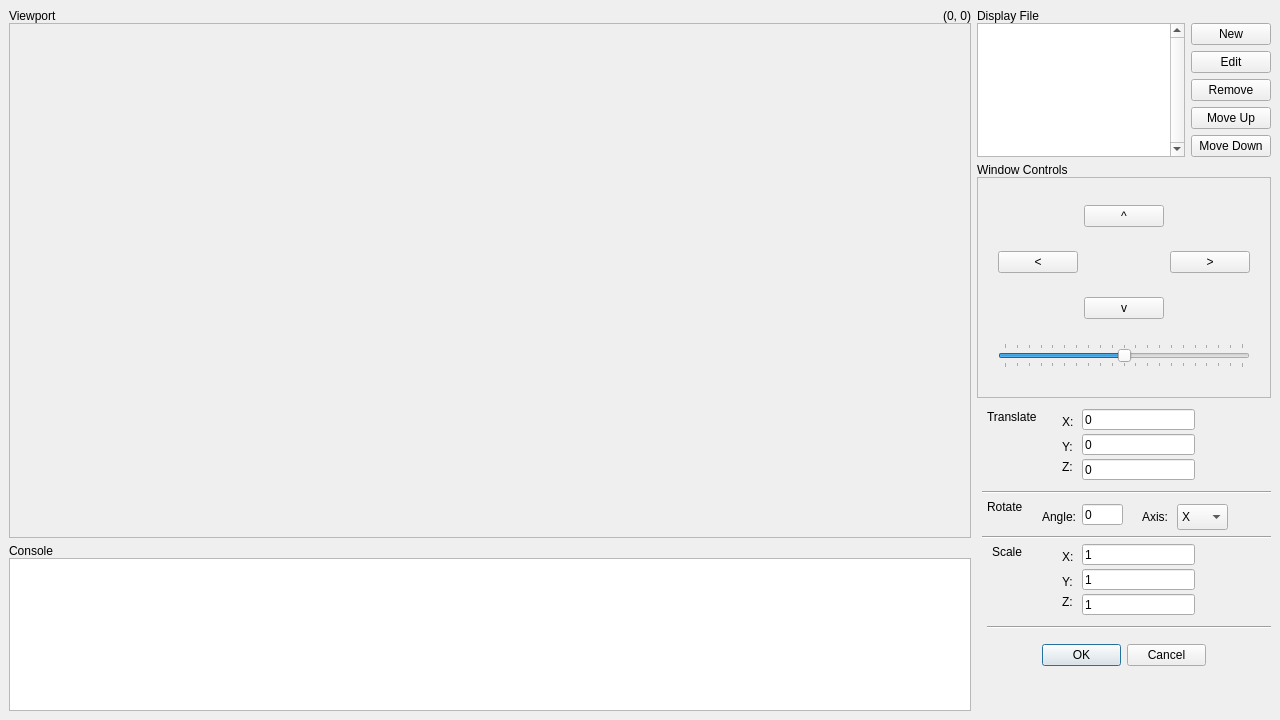
The window that data/main.ui (RamAddict/Interactive-Graphical-System) describes before a commit, drawn with Qt 5.
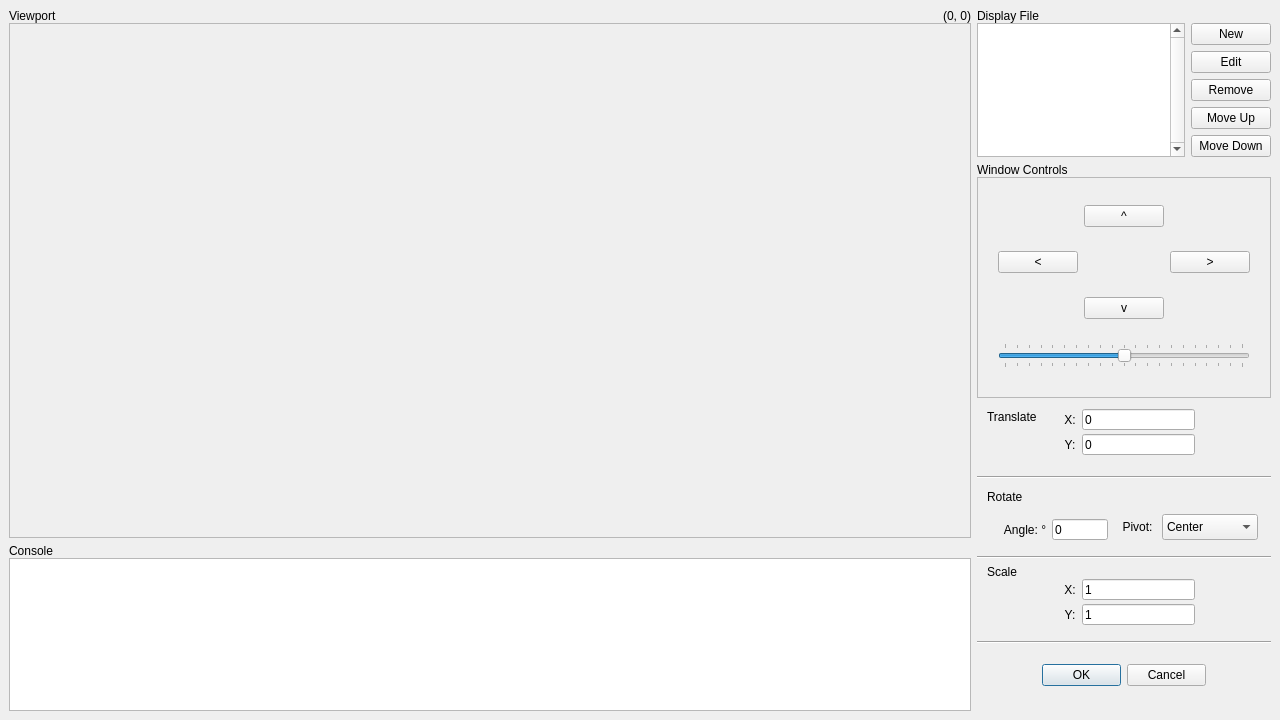
The same window after the commit. The open tabs and pages were chosen to show the change.

Diff of the .ui file:
```diff
--- a/data/main.ui
+++ b/data/main.ui
@@ -254,7 +254,7 @@
     <item row="2" column="1" rowspan="2">
      <widget class="QStackedWidget" name="componentWidget">
       <property name="currentIndex">
-       <number>0</number>
+       <number>2</number>
       </property>
       <widget class="QWidget" name="emptyPage">
        <widget class="QLabel" name="instructionsLabel">
@@ -274,7 +274,7 @@
          </font>
         </property>
         <property name="text">
-         <string>&lt;html&gt;&lt;head/&gt;&lt;body&gt;&lt;p&gt;Use the scene buttons to manipulate the Display File.&lt;/p&gt;&lt;p&gt;The Window may be controlled using either the provided buttons, or mouse and keyboard bindings.&lt;/p&gt;&lt;p&gt;Select an object in the Display File to apply transformations to it.&lt;/p&gt;&lt;/body&gt;&lt;/html&gt;</string>
+         <string>&lt;html&gt;&lt;head/&gt;&lt;body&gt;&lt;p&gt;&lt;span style=&quot; font-style:normal;&quot;&gt;Use the scene buttons to manipulate the Display File and its drawable objects.&lt;/span&gt;&lt;/p&gt;&lt;p&gt;&lt;span style=&quot; font-style:normal;&quot;&gt;The Window may be controlled using either the provided buttons, or mouse and keyboard bindings (WASD, Ctrl + -/=/Wheel, Middle Click &amp;amp; Drag).&lt;/span&gt;&lt;/p&gt;&lt;/body&gt;&lt;/html&gt;</string>
         </property>
         <property name="alignment">
          <set>Qt::AlignCenter</set>
@@ -324,8 +324,8 @@
             <rect>
              <x>0</x>
              <y>0</y>
-             <width>186</width>
-             <height>123</height>
+             <width>294</width>
+             <height>271</height>
             </rect>
            </property>
            <layout class="QVBoxLayout" name="verticalLayout" stretch="1,0">
@@ -407,83 +407,45 @@
         </item>
        </layout>
       </widget>
-      <widget class="QWidget" name="tabbedPage">
-       <layout class="QVBoxLayout" name="verticalLayout_3">
-        <property name="leftMargin">
-         <number>0</number>
-        </property>
-        <property name="topMargin">
-         <number>0</number>
-        </property>
-        <property name="rightMargin">
-         <number>0</number>
-        </property>
-        <property name="bottomMargin">
-         <number>0</number>
-        </property>
-        <item>
-         <widget class="QTabWidget" name="tabWidget">
-          <property name="tabPosition">
-           <enum>QTabWidget::North</enum>
-          </property>
-          <property name="currentIndex">
-           <number>0</number>
-          </property>
-          <property name="usesScrollButtons">
-           <bool>false</bool>
-          </property>
-          <widget class="QWidget" name="translateTab">
-           <attribute name="title">
-            <string>Translate</string>
-           </attribute>
-          </widget>
-          <widget class="QWidget" name="rotateTab">
-           <attribute name="title">
-            <string>Rotate</string>
-           </attribute>
-          </widget>
-          <widget class="QWidget" name="scaleTab">
-           <attribute name="title">
-            <string>Scale</string>
-           </attribute>
-          </widget>
-         </widget>
-        </item>
-       </layout>
-      </widget>
       <widget class="QWidget" name="transformPage">
        <widget class="QLabel" name="translateXlabel">
         <property name="geometry">
          <rect>
           <x>85</x>
-          <y>10</y>
+          <y>5</y>
           <width>16</width>
-          <height>16</height>
+          <height>21</height>
          </rect>
         </property>
         <property name="text">
          <string>X:</string>
         </property>
+        <property name="alignment">
+         <set>Qt::AlignCenter</set>
+        </property>
        </widget>
        <widget class="QLabel" name="angleLabel">
         <property name="geometry">
          <rect>
-          <x>65</x>
-          <y>105</y>
-          <width>41</width>
-          <height>16</height>
+          <x>20</x>
+          <y>115</y>
+          <width>56</width>
+          <height>21</height>
          </rect>
         </property>
         <property name="text">
-         <string>Angle:</string>
+         <string>Angle: °</string>
+        </property>
+        <property name="alignment">
+         <set>Qt::AlignCenter</set>
         </property>
        </widget>
        <widget class="QLabel" name="rotateLabel">
         <property name="geometry">
          <rect>
           <x>10</x>
-          <y>95</y>
-          <width>41</width>
+          <y>85</y>
+          <width>42</width>
           <height>16</height>
          </rect>
         </property>
@@ -491,38 +453,28 @@
          <string>Rotate</string>
         </property>
        </widget>
-       <widget class="QLabel" name="translateZlabel">
-        <property name="geometry">
-         <rect>
-          <x>85</x>
-          <y>55</y>
-          <width>16</width>
-          <height>16</height>
-         </rect>
-        </property>
-        <property name="text">
-         <string>Z:</string>
-        </property>
-       </widget>
        <widget class="QLabel" name="translateYlabel">
         <property name="geometry">
          <rect>
           <x>85</x>
-          <y>35</y>
+          <y>30</y>
           <width>16</width>
-          <height>16</height>
+          <height>21</height>
          </rect>
         </property>
         <property name="text">
          <string>Y:</string>
         </property>
+        <property name="alignment">
+         <set>Qt::AlignCenter</set>
+        </property>
        </widget>
-       <widget class="Line" name="line_3">
+       <widget class="Line" name="line">
         <property name="geometry">
          <rect>
-          <x>10</x>
-          <y>215</y>
-          <width>286</width>
+          <x>0</x>
+          <y>65</y>
+          <width>296</width>
           <height>16</height>
          </rect>
         </property>
@@ -533,9 +485,9 @@
        <widget class="QLineEdit" name="angleInput">
         <property name="geometry">
          <rect>
-          <x>105</x>
-          <y>100</y>
-          <width>41</width>
+          <x>75</x>
+          <y>115</y>
+          <width>56</width>
           <height>21</height>
          </rect>
         </property>
@@ -543,17 +495,20 @@
          <string>0</string>
         </property>
        </widget>
-       <widget class="QLabel" name="axisLabel">
+       <widget class="QLabel" name="pivotLabel">
         <property name="geometry">
          <rect>
-          <x>165</x>
-          <y>105</y>
-          <width>31</width>
-          <height>16</height>
+          <x>140</x>
+          <y>110</y>
+          <width>41</width>
+          <height>26</height>
          </rect>
         </property>
         <property name="text">
-         <string>Axis:</string>
+         <string>Pivot:</string>
+        </property>
+        <property name="alignment">
+         <set>Qt::AlignCenter</set>
         </property>
        </widget>
        <widget class="QLabel" name="transateLabel">
@@ -585,9 +540,9 @@
        <widget class="QLabel" name="scaleLabel">
         <property name="geometry">
          <rect>
-          <x>15</x>
-          <y>140</y>
-          <width>41</width>
+          <x>10</x>
+          <y>160</y>
+          <width>42</width>
           <height>16</height>
          </rect>
         </property>
@@ -595,22 +550,6 @@
          <string>Scale</string>
         </property>
        </widget>
-       <widget class="QLineEdit" name="translateZinput">
-        <property name="geometry">
-         <rect>
-          <x>105</x>
-          <y>55</y>
-          <width>113</width>
-          <height>21</height>
-         </rect>
-        </property>
-        <property name="text">
-         <string>0</string>
-        </property>
-        <property name="readOnly">
-         <bool>true</bool>
-        </property>
-       </widget>
        <widget class="QLineEdit" name="translateYinput">
         <property name="geometry">
          <rect>
@@ -628,7 +567,7 @@
         <property name="geometry">
          <rect>
           <x>65</x>
-          <y>235</y>
+          <y>255</y>
           <width>164</width>
           <height>32</height>
          </rect>
@@ -637,11 +576,11 @@
          <set>QDialogButtonBox::Cancel|QDialogButtonBox::Ok</set>
         </property>
        </widget>
-       <widget class="Line" name="line">
+       <widget class="Line" name="line_3">
         <property name="geometry">
          <rect>
-          <x>5</x>
-          <y>80</y>
+          <x>0</x>
+          <y>230</y>
           <width>296</width>
           <height>16</height>
          </rect>
@@ -653,85 +592,76 @@
        <widget class="Line" name="line_2">
         <property name="geometry">
          <rect>
-          <x>5</x>
-          <y>125</y>
-          <width>296</width>
-          <height>16</height>
-         </rect>
-        </property>
-        <property name="orientation">
-         <enum>Qt::Horizontal</enum>
-        </property>
-       </widget>
-       <widget class="QComboBox" name="axisSelect">
-        <property name="geometry">
-         <rect>
-          <x>200</x>
-          <y>100</y>
-          <width>51</width>
-          <height>26</height>
-         </rect>
-        </property>
-        <item>
-         <property name="text">
-          <string>X</string>
-         </property>
-        </item>
-        <item>
-         <property name="text">
-          <string>Y</string>
-         </property>
-        </item>
-        <item>
-         <property name="text">
-          <string>Z</string>
-         </property>
-        </item>
-       </widget>
-       <widget class="QLabel" name="scaleXlabel">
-        <property name="geometry">
-         <rect>
-          <x>85</x>
+          <x>0</x>
           <y>145</y>
-          <width>16</width>
+          <width>296</width>
           <height>16</height>
          </rect>
         </property>
+        <property name="orientation">
+         <enum>Qt::Horizontal</enum>
+        </property>
+       </widget>
+       <widget class="QComboBox" name="pivotSelect">
+        <property name="geometry">
+         <rect>
+          <x>185</x>
+          <y>110</y>
+          <width>96</width>
+          <height>26</height>
+         </rect>
+        </property>
+        <property name="currentIndex">
+         <number>0</number>
+        </property>
+        <item>
+         <property name="text">
+          <string>Center</string>
+         </property>
+        </item>
+        <item>
+         <property name="text">
+          <string>Origin</string>
+         </property>
+        </item>
+       </widget>
+       <widget class="QLabel" name="scaleXlabel">
+        <property name="geometry">
+         <rect>
+          <x>85</x>
+          <y>175</y>
+          <width>16</width>
+          <height>21</height>
+         </rect>
+        </property>
         <property name="text">
          <string>X:</string>
         </property>
+        <property name="alignment">
+         <set>Qt::AlignCenter</set>
+        </property>
        </widget>
        <widget class="QLabel" name="scaleYlabel">
         <property name="geometry">
          <rect>
           <x>85</x>
-          <y>170</y>
+          <y>200</y>
           <width>16</width>
-          <height>16</height>
+          <height>21</height>
          </rect>
         </property>
         <property name="text">
          <string>Y:</string>
         </property>
-       </widget>
-       <widget class="QLabel" name="scaleZlabel">
-        <property name="geometry">
-         <rect>
-          <x>85</x>
-          <y>190</y>
-          <width>16</width>
-          <height>16</height>
-         </rect>
-        </property>
-        <property name="text">
-         <string>Z:</string>
+        <property name="alignment">
+         <set>Qt::AlignCenter</set>
         </property>
        </widget>
        <widget class="QLineEdit" name="scaleXinput">
         <property name="geometry">
          <rect>
           <x>105</x>
-          <y>140</y>
+          <y>175</y>
           <width>113</width>
           <height>21</height>
          </rect>
@@ -744,7 +674,7 @@
         <property name="geometry">
          <rect>
           <x>105</x>
-          <y>165</y>
+          <y>200</y>
           <width>113</width>
           <height>21</height>
          </rect>
@@ -753,22 +683,6 @@
          <string>1</string>
         </property>
        </widget>
-       <widget class="QLineEdit" name="scaleZinput">
-        <property name="geometry">
-         <rect>
-          <x>105</x>
-          <y>190</y>
-          <width>113</width>
-          <height>21</height>
-         </rect>
-        </property>
-        <property name="text">
-         <string>1</string>
-        </property>
-        <property name="readOnly">
-         <bool>true</bool>
-        </property>
-       </widget>
       </widget>
      </widget>
     </item>
```
